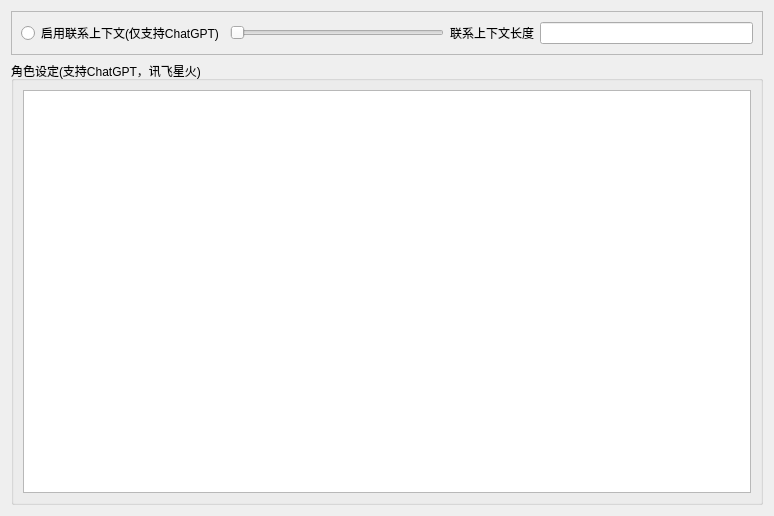
This is LogGpt/setconfigdialogwidget.ui in log159/LogChat as Qt 5 draws it before an edit. The edited form follows.
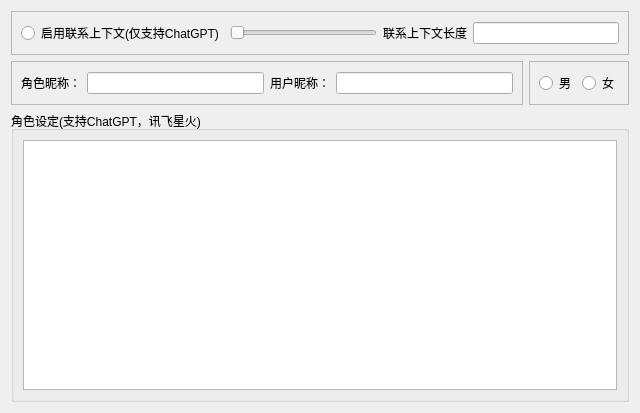
This is the edited form.

Patch:
```diff
--- a/LogGpt/setconfigdialogwidget.ui
+++ b/LogGpt/setconfigdialogwidget.ui
@@ -6,15 +6,15 @@
    <rect>
     <x>0</x>
     <y>0</y>
-    <width>774</width>
-    <height>516</height>
+    <width>640</width>
+    <height>413</height>
    </rect>
   </property>
   <property name="windowTitle">
    <string>Form</string>
   </property>
   <layout class="QGridLayout" name="gridLayout">
-   <item row="0" column="0">
+   <item row="0" column="0" colspan="2">
     <widget class="QFrame" name="frame_reserve">
      <property name="frameShape">
       <enum>QFrame::StyledPanel</enum>
@@ -51,6 +51,64 @@
     </widget>
    </item>
    <item row="1" column="0">
+    <widget class="QFrame" name="frame">
+     <property name="frameShape">
+      <enum>QFrame::StyledPanel</enum>
+     </property>
+     <property name="frameShadow">
+      <enum>QFrame::Raised</enum>
+     </property>
+     <layout class="QHBoxLayout" name="horizontalLayout">
+      <item>
+       <widget class="QLabel" name="label_charactername">
+        <property name="text">
+         <string>角色昵称：</string>
+        </property>
+       </widget>
+      </item>
+      <item>
+       <widget class="QLineEdit" name="lineEdit_charactername"/>
+      </item>
+      <item>
+       <widget class="QLabel" name="label_username">
+        <property name="text">
+         <string>用户昵称：</string>
+        </property>
+       </widget>
+      </item>
+      <item>
+       <widget class="QLineEdit" name="lineEdit_username"/>
+      </item>
+     </layout>
+    </widget>
+   </item>
+   <item row="1" column="1">
+    <widget class="QFrame" name="frame_2">
+     <property name="frameShape">
+      <enum>QFrame::StyledPanel</enum>
+     </property>
+     <property name="frameShadow">
+      <enum>QFrame::Raised</enum>
+     </property>
+     <layout class="QHBoxLayout" name="horizontalLayout_2">
+      <item>
+       <widget class="QRadioButton" name="radioButton_man">
+        <property name="text">
+         <string>男</string>
+        </property>
+       </widget>
+      </item>
+      <item>
+       <widget class="QRadioButton" name="radioButton_woman">
+        <property name="text">
+         <string>女</string>
+        </property>
+       </widget>
+      </item>
+     </layout>
+    </widget>
+   </item>
+   <item row="2" column="0" colspan="2">
     <widget class="QGroupBox" name="groupBox_character">
      <property name="title">
       <string>角色设定(支持ChatGPT，讯飞星火)</string>
```
